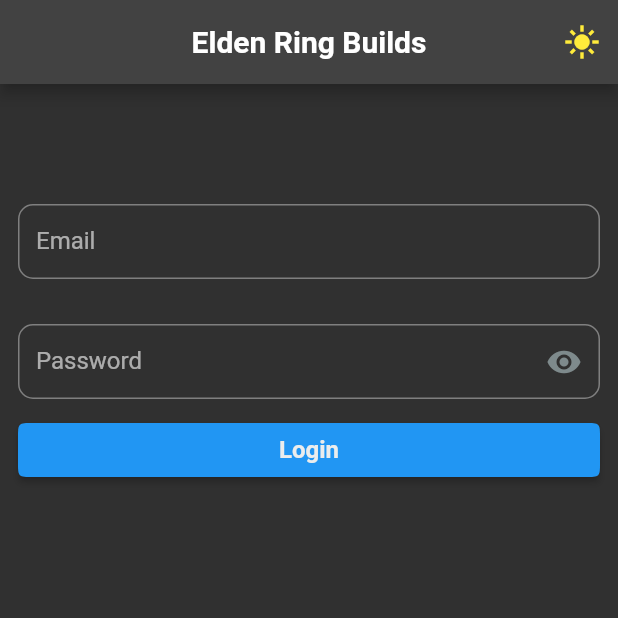
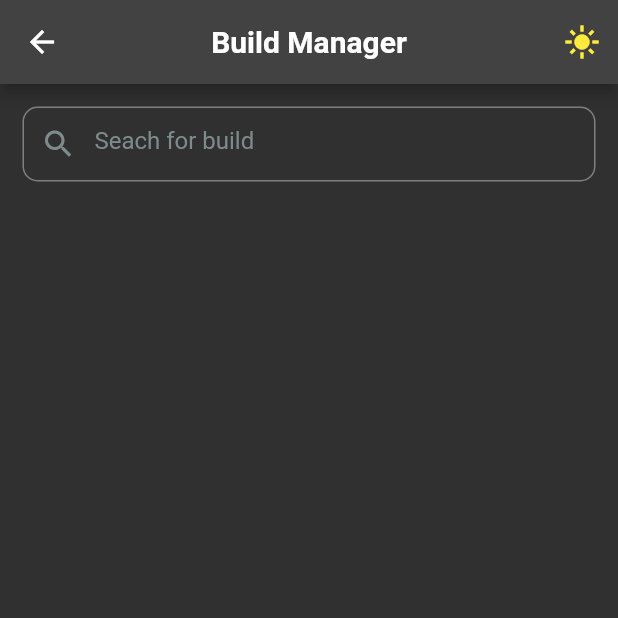
Before and after one commit to Assis-Souz4/app_flutter_elden_ring_build, a Flutter app: the screen it shows after launch, after a tap on "Login", on a phone screen of 412 x 824 dp, the top half of it. Run offline on Flutter 3.47's test engine with Material 3 defaults, Android fonts, the light colour scheme and no system bars.

Commit message:
barra de pesquisa da page build manager

```diff
--- a/lib/components/app_bar_decoration.dart
+++ b/lib/components/app_bar_decoration.dart
@@ -1,10 +1,11 @@
 import 'package:flutter/material.dart';
 
-AppBar getAppBar() {
+AppBar getAppBar(String nameAppBar) {
+  String name = nameAppBar;
   return AppBar(
-    title: const Text(
-      'Elden Ring Builds',
-      style: TextStyle(
+    title: Text(
+      name,
+      style: const TextStyle(
         fontWeight: FontWeight.bold,
       ),
     ),
--- /dev/null
+++ b/lib/components/seach_build.dart
@@ -0,0 +1,31 @@
+import 'package:app_flutter_elden_ring_build/components/colors_app.dart';
+import 'package:flutter/material.dart';
+
+TextFormField getSeachBuild() {
+  return TextFormField(
+    decoration: const InputDecoration(
+      fillColor: AppColors.backgroundFormField,
+      filled: false,
+      hintText: 'Seach for build',
+      hintStyle: TextStyle(
+        color: AppColors.fontsSecundary,
+      ),
+      border: OutlineInputBorder(
+        borderRadius: BorderRadius.all(
+          Radius.circular(10),
+        ),
+      ),
+      //decoração do focus
+      focusedBorder: OutlineInputBorder(
+        borderSide: BorderSide(color: AppColors.fontsSecundary, width: 3),
+        borderRadius: BorderRadius.all(
+          Radius.circular(10),
+        ),
+      ),
+      prefixIcon: Icon(
+        Icons.search,
+        color: AppColors.fontsSecundary,
+      ),
+    ),
+  );
+}
--- a/lib/main.dart
+++ b/lib/main.dart
@@ -1,4 +1,5 @@
 import 'package:app_flutter_elden_ring_build/pages/home_page.dart';
+import 'package:app_flutter_elden_ring_build/pages/login_page.dart';
 import 'package:flutter/material.dart';
 
 void main() {
@@ -13,12 +14,17 @@
     return MaterialApp(
       title: 'Elden Ring Builds',
       theme: ThemeData(
-        useMaterial3: false,
-        primarySwatch: Colors.blue,brightness: Brightness.dark
-        // primarySwatch: Colors.blue,
-        // colorScheme: ColorScheme.fromSeed(seedColor: Colors.blue,),
-      ),
-      home: const HomePage(),
+          useMaterial3: false,
+          primarySwatch: Colors.blue,
+          brightness: Brightness.dark
+          // primarySwatch: Colors.blue,
+          // colorScheme: ColorScheme.fromSeed(seedColor: Colors.blue,),
+          ),
+      initialRoute: '/',
+      routes: {
+        '/': (context) => const LoginPage(),
+        '/home': (context) => const HomePage(),
+      },
     );
   }
 }
--- a/lib/pages/home_page.dart
+++ b/lib/pages/home_page.dart
@@ -1,115 +1,30 @@
 import 'package:app_flutter_elden_ring_build/components/app_bar_decoration.dart';
-import 'package:app_flutter_elden_ring_build/components/colors_app.dart';
+import 'package:app_flutter_elden_ring_build/components/seach_build.dart';
 import 'package:flutter/material.dart';
 
 class HomePage extends StatefulWidget {
   const HomePage({super.key});
 
   @override
-  State<HomePage> createState() => _HomePageState();
+  State<HomePage> createState() => _ShowBuildsPageState();
 }
 
-class _HomePageState extends State<HomePage> {
+class _ShowBuildsPageState extends State<HomePage> {
   @override
   Widget build(BuildContext context) {
     return Scaffold(
-      appBar: getAppBar(),
-      body: Padding(
-        padding:
-            const EdgeInsets.only(top: 80, left: 12, right: 12, bottom: 40),
-        child: Container(
-          child: Column(
-            crossAxisAlignment: CrossAxisAlignment.stretch,
-            children: [
-              SizedBox(
-                height: 50,
-                child: TextFormField(
-                  decoration: const InputDecoration(
-                    label: Text('Email'), labelStyle: TextStyle(),
-                    hintText: 'Enter your email',
-                    hintStyle: TextStyle(
-                      color: AppColors.fontsSecundary,
-                    ),
-                    border: OutlineInputBorder(
-                      borderRadius: BorderRadius.all(
-                        Radius.circular(10),
-                      ),
-                    ),
-                    //decoração do foco
-                    focusedBorder: OutlineInputBorder(
-                      borderSide:
-                          BorderSide(color: AppColors.fontsSecundary, width: 3),
-                      borderRadius: BorderRadius.all(
-                        Radius.circular(10),
-                      ),
-                    ),
-                  ),
-                ),
-              ),
-              const SizedBox(height: 30),
-              //
-              //campo password
-              //
-              SizedBox(
-                height: 50,
-                child: TextFormField(
-                  obscureText: true,
-                  decoration: const InputDecoration(
-                    label: Text('Password'),
-                    labelStyle: TextStyle(
-                      fontSize: 16,
-                    ),
-                    fillColor: AppColors.backgroundFormField,
-                    filled: false,
-                    hintText: 'Enter your password',
-                    hintStyle: TextStyle(
-                      color: AppColors.fontsSecundary,
-                    ),
-                    border: OutlineInputBorder(
-                      borderRadius: BorderRadius.all(
-                        Radius.circular(10),
-                      ),
-                    ),
-                    //decoração do focus
-                    focusedBorder: OutlineInputBorder(
-                      borderSide:
-                          BorderSide(color: AppColors.fontsSecundary, width: 3),
-                      borderRadius: BorderRadius.all(
-                        Radius.circular(10),
-                      ),
-                    ),
-                    suffixIcon: Icon(
-                      Icons.remove_red_eye,
-                      color: AppColors.fontsSecundary,
-                    ),
-                  ),
-                ),
-              ),
-              const SizedBox(height: 10),
-              //
-              //botão login
-              //
-              ElevatedButton(
-                style: ElevatedButton.styleFrom(
-                  // backgroundColor: AppColors.backgroundItens,
-                  shape: ContinuousRectangleBorder(
-                    borderRadius: BorderRadius.circular(10),
-                  ),
-                ),
-                onPressed: () {},
-                child: const Text(
-                  'Login',
-                  style: TextStyle(
-                    color: AppColors.fontButton,
-                    fontSize: 16,
-                    fontWeight: FontWeight.bold,
-                  ),
-                  textAlign: TextAlign.center,
-                ),
-              ),
-            ],
+      appBar: getAppBar('Build Manager'),
+      body: ListView(
+        children: [
+          Padding(
+            padding: const EdgeInsets.all(15.0),
+            child: SizedBox(
+              height: 50,
+              child: getSeachBuild(),
+            ),
           ),
-        ),
+
+        ],
       ),
     );
   }
--- /dev/null
+++ b/lib/pages/login_page.dart
@@ -0,0 +1,125 @@
+import 'package:app_flutter_elden_ring_build/components/app_bar_decoration.dart';
+import 'package:app_flutter_elden_ring_build/components/colors_app.dart';
+import 'package:app_flutter_elden_ring_build/pages/home_page.dart';
+import 'package:flutter/material.dart';
+
+class LoginPage extends StatefulWidget {
+  const LoginPage({super.key});
+
+  @override
+  State<LoginPage> createState() => _HomePageState();
+}
+
+class _HomePageState extends State<LoginPage> {
+  @override
+  Widget build(BuildContext context) {
+    return Scaffold(
+      appBar: getAppBar('Elden Ring Build'),
+      body: Padding(
+        padding:
+            const EdgeInsets.only(top: 80, left: 12, right: 12, bottom: 40),
+        child: Container(
+          child: SingleChildScrollView(
+            child: Column(
+              crossAxisAlignment: CrossAxisAlignment.stretch,
+              children: [
+                SizedBox(
+                  height: 50,
+                  child: TextFormField(
+                    keyboardType: TextInputType.emailAddress,
+                    decoration: const InputDecoration(
+                      label: Text('Email'), labelStyle: TextStyle(),
+                      hintText: 'Enter your email',
+                      hintStyle: TextStyle(
+                        color: AppColors.fontsSecundary,
+                      ),
+                      border: OutlineInputBorder(
+                        borderRadius: BorderRadius.all(
+                          Radius.circular(10),
+                        ),
+                      ),
+                      //decoração do foco
+                      focusedBorder: OutlineInputBorder(
+                        borderSide: BorderSide(
+                            color: AppColors.fontsSecundary, width: 3),
+                        borderRadius: BorderRadius.all(
+                          Radius.circular(10),
+                        ),
+                      ),
+                    ),
+                  ),
+                ),
+                const SizedBox(height: 30),
+                //
+                //campo password
+                //
+                SizedBox(
+                  height: 50,
+                  child: TextFormField(
+                    obscureText: true,
+                    decoration: const InputDecoration(
+                      label: Text('Password'),
+                      labelStyle: TextStyle(
+                        fontSize: 16,
+                      ),
+                      fillColor: AppColors.backgroundFormField,
+                      filled: false,
+                      hintText: 'Enter your password',
+                      hintStyle: TextStyle(
+                        color: AppColors.fontsSecundary,
+                      ),
+                      border: OutlineInputBorder(
+                        borderRadius: BorderRadius.all(
+                          Radius.circular(10),
+                        ),
+                      ),
+                      //decoração do focus
+                      focusedBorder: OutlineInputBorder(
+                        borderSide: BorderSide(
+                            color: AppColors.fontsSecundary, width: 3),
+                        borderRadius: BorderRadius.all(
+                          Radius.circular(10),
+                        ),
+                      ),
+                      suffixIcon: Icon(
+                        Icons.remove_red_eye,
+                        color: AppColors.fontsSecundary,
+                      ),
+                    ),
+                  ),
+                ),
+                const SizedBox(height: 20),
+                //
+                //botão login
+                //
+                ElevatedButton(
+                  style: ElevatedButton.styleFrom(
+                    // backgroundColor: AppColors.backgroundItens,
+                    shape: ContinuousRectangleBorder(
+                      borderRadius: BorderRadius.circular(10),
+                    ),
+                  ),
+                  onPressed: () {
+                    Navigator.of(context).pushNamed('/home');
+                    MaterialPageRoute(
+                      builder: (context) => const HomePage(),
+                    );
+                  },
+                  child: const Text(
+                    'Login',
+                    style: TextStyle(
+                      color: AppColors.fontButton,
+                      fontSize: 16,
+                      fontWeight: FontWeight.bold,
+                    ),
+                    textAlign: TextAlign.center,
+                  ),
+                ),
+              ],
+            ),
+          ),
+        ),
+      ),
+    );
+  }
+}
```
